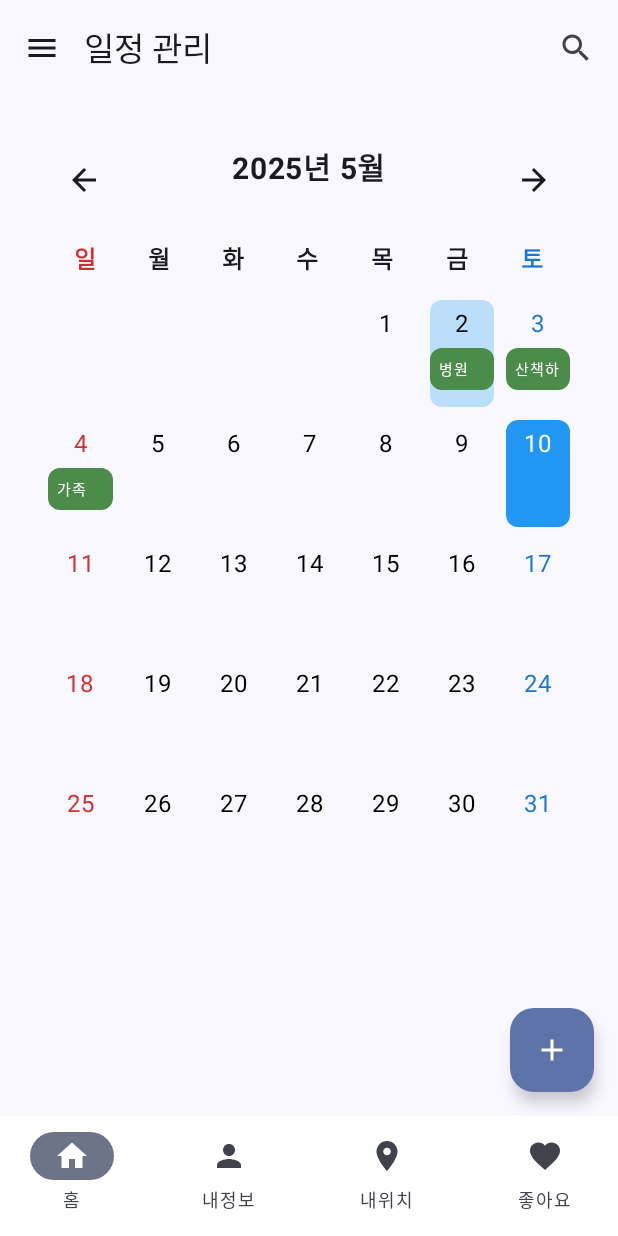
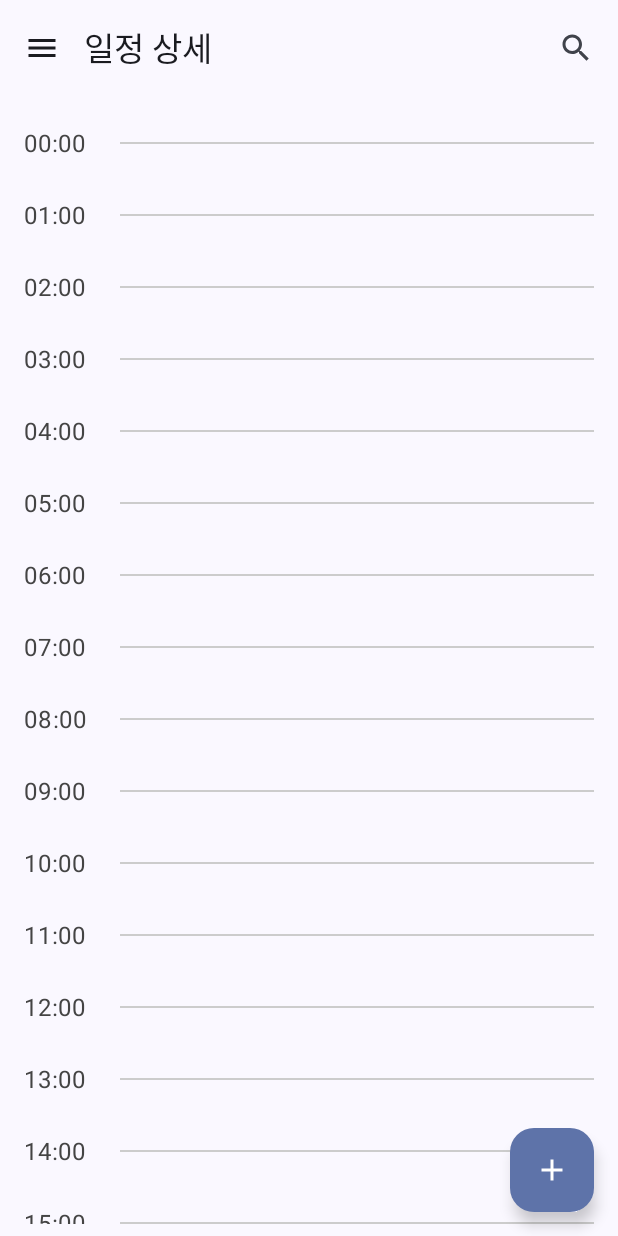
Before and after one commit to DomentiaCare/DomentiaCare, an Android app built with Jetpack Compose: the ScheduleScreen screen opened through its navigation route, after a tap on "10", on a phone screen of 412 x 824 dp. Run offline under Robolectric (Android 15) with nearby library versions, the phone set to English and light mode, and no system bars; our stand-ins replace Dagger/Hilt's generated code; libraries missing offline, so code that uses them is left out: com.kizitonwose.calendar; 1 statement that could not run was skipped.

Commit message:
일정 상세화면
햄버거버튼(드로어)가 뒤로가기로 닫히지 않음. 홈화면에서만 뒤로가기로 닫힘

```diff
--- a/app/src/main/java/com/example/domentiacare/ui/AppNavHost.kt
+++ b/app/src/main/java/com/example/domentiacare/ui/AppNavHost.kt
@@ -1,28 +1,87 @@
 package com.example.domentiacare.ui
 
+import ScheduleDetailScreen
+import androidx.activity.compose.BackHandler
+import androidx.compose.foundation.layout.padding
+import androidx.compose.material3.DrawerValue
+import androidx.compose.material3.ModalDrawerSheet
+import androidx.compose.material3.ModalNavigationDrawer
+import androidx.compose.material3.NavigationDrawerItem
+import androidx.compose.material3.Text
+import androidx.compose.material3.rememberDrawerState
 import androidx.compose.runtime.Composable
+import androidx.compose.runtime.rememberCoroutineScope
+import androidx.compose.ui.Modifier
+import androidx.compose.ui.unit.dp
+import androidx.lifecycle.viewmodel.compose.viewModel
 import androidx.navigation.compose.NavHost
 import androidx.navigation.compose.composable
 import androidx.navigation.compose.rememberNavController
-import com.example.domentiacare.ui.screen.schedule.AddScheduleScreen
 import com.example.domentiacare.ui.screen.home.Home
 import com.example.domentiacare.ui.screen.patientCare.PatientList
+import com.example.domentiacare.ui.screen.schedule.AddScheduleScreen
 import com.example.domentiacare.ui.screen.schedule.ScheduleScreen
+import com.example.domentiacare.ui.screen.schedule.ScheduleViewModel
+import kotlinx.coroutines.launch
+import java.time.LocalDate
 
     @Composable
     fun AppNavHost() {
         val navController = rememberNavController()
+        val scheduleViewModel: ScheduleViewModel = viewModel()
 
+        val drawerState = rememberDrawerState(DrawerValue.Closed)
+        val scope = rememberCoroutineScope()
+
+        ModalNavigationDrawer( // ✅ 모든 화면을 감싸도록 이동
+            drawerState = drawerState,
+            drawerContent = {
+                ModalDrawerSheet {
+                    Text("메뉴", modifier = Modifier.padding(16.dp))
+                    NavigationDrawerItem(label = { Text("홈") }, selected = false, onClick = {
+                        navController.navigate("home") {
+                            popUpTo("home") { inclusive = true }
+                        }
+                        scope.launch { drawerState.close() }
+                    })
+                    NavigationDrawerItem(label = { Text("일정관리") }, selected = false, onClick = {
+                        navController.navigate("schedule")
+                        scope.launch { drawerState.close() }
+                    })
+                    NavigationDrawerItem(label = { Text("환자관리") }, selected = false, onClick = {
+                        navController.navigate("patientList")
+                        scope.launch { drawerState.close() }
+                    })
+                }
+            }
+        ) {
+            BackHandler(enabled = drawerState.isOpen) {
+                scope.launch {
+                    drawerState.close()
+                }
+            }
             NavHost(
                 navController = navController,
                 startDestination = "home"
             ) {
-        composable("home") { Home(navController) }
-        composable("schedule") { ScheduleScreen(navController) }
+                composable("home") {
+                    Home(navController, drawerState, scope)
+                }
+                composable("schedule") {
+                    ScheduleScreen(navController, drawerState, scope, scheduleViewModel)
+                }
                 composable("addSchedule/{selectedDate}") { backStackEntry ->
                     val date = backStackEntry.arguments?.getString("selectedDate") ?: ""
-            AddScheduleScreen(navController = navController, selectedDate = date)
+                    AddScheduleScreen(navController = navController, drawerState, scope, selectedDate = date, scheduleViewModel)
                 }
-        composable("patientList") { PatientList(navController) }
+                composable("patientList") {
+                    PatientList(navController, drawerState, scope)
+                }
+                composable("scheduleDetail/{date}") { backStackEntry ->
+                    val dateString = backStackEntry.arguments?.getString("date") ?: ""
+                    val date = LocalDate.parse(dateString)
+                    ScheduleDetailScreen(navController, drawerState, scope, date, scheduleViewModel)
                 }
             }
+        }
+    }
--- /dev/null
+++ b/app/src/main/java/com/example/domentiacare/ui/component/ScheduleDetailScreen.kt
@@ -0,0 +1,109 @@
+
+import androidx.compose.foundation.Canvas
+import androidx.compose.foundation.background
+import androidx.compose.foundation.layout.Box
+import androidx.compose.foundation.layout.Column
+import androidx.compose.foundation.layout.Row
+import androidx.compose.foundation.layout.fillMaxSize
+import androidx.compose.foundation.layout.fillMaxWidth
+import androidx.compose.foundation.layout.height
+import androidx.compose.foundation.layout.padding
+import androidx.compose.foundation.layout.width
+import androidx.compose.foundation.rememberScrollState
+import androidx.compose.foundation.verticalScroll
+import androidx.compose.material.icons.Icons
+import androidx.compose.material.icons.filled.Add
+import androidx.compose.material3.DrawerState
+import androidx.compose.material3.FloatingActionButton
+import androidx.compose.material3.Icon
+import androidx.compose.material3.MaterialTheme
+import androidx.compose.material3.Scaffold
+import androidx.compose.material3.Text
+import androidx.compose.runtime.Composable
+import androidx.compose.ui.Alignment
+import androidx.compose.ui.Modifier
+import androidx.compose.ui.geometry.Offset
+import androidx.compose.ui.graphics.Color
+import androidx.compose.ui.unit.dp
+import androidx.navigation.NavController
+import com.example.domentiacare.ui.component.TopBar
+import com.example.domentiacare.ui.screen.schedule.ScheduleViewModel
+import kotlinx.coroutines.CoroutineScope
+import java.time.LocalDate
+
+@Composable
+fun ScheduleDetailScreen(
+    navController: NavController,
+    drawerState: DrawerState,
+    scope: CoroutineScope,
+    date: LocalDate,
+    viewModel: ScheduleViewModel
+) {
+    val schedulesForDate = viewModel.getSchedulesForDate(date)
+    val schedulesByHour = schedulesForDate.groupBy {
+        it.time.substring(0, 2)
+    }
+
+
+    Scaffold(
+        topBar = { TopBar("일정 상세", drawerState, scope) },
+        floatingActionButton = {
+            FloatingActionButton(onClick = {
+                navController.navigate("addSchedule/${date}") { launchSingleTop = true }
+            }) {
+                Icon(Icons.Default.Add, contentDescription = "일정 추가")
+            }
+        }
+    ) { padding ->
+        Column(
+            modifier = Modifier
+                .fillMaxSize()
+                .padding(padding)
+                .padding(horizontal = 16.dp, vertical = 8.dp)
+                .verticalScroll(rememberScrollState())
+        ) {
+            for (hour in 0..23) {
+                val hourKey = String.format("%02d", hour)
+                val schedulesAtHour = schedulesByHour[hourKey] ?: emptyList()
+
+                Column(
+                    modifier = Modifier
+                        .fillMaxWidth()
+                        .padding(vertical = 12.dp)
+                ) {
+                    // 시간 텍스트 + 실선
+                    Row(verticalAlignment = Alignment.CenterVertically) {
+                        Text(
+                            text = "$hourKey:00",
+                            modifier = Modifier.width(64.dp),
+                            color = Color.DarkGray
+                        )
+                        Canvas(modifier = Modifier
+                            .height(1.dp)
+                            .weight(1f)
+                        ) {
+                            drawLine(
+                                color = Color.LightGray,
+                                start = Offset(0f, 0f),
+                                end = Offset(size.width, 0f),
+                                strokeWidth = 2f
+                            )
+                        }
+                    }
+
+                    // 일정이 있다면 실선 아래에 표시
+                    schedulesAtHour.forEach { schedule ->
+                        Box(
+                            modifier = Modifier
+                                .padding(start = 72.dp, top = 6.dp) // 시간 텍스트만큼 들여쓰기
+                                .background(Color(0xFFBBDEFB), shape = MaterialTheme.shapes.small)
+                                .padding(horizontal = 8.dp, vertical = 4.dp)
+                        ) {
+                            Text("📌 ${schedule.time} ${schedule.content}", color = Color.Black)
+                        }
+                    }
+                }
+            }
+        }
+    }
+}
--- a/app/src/main/java/com/example/domentiacare/ui/screen/home/Home.kt
+++ b/app/src/main/java/com/example/domentiacare/ui/screen/home/Home.kt
@@ -21,17 +21,12 @@ import androidx.compose.material.icons.filled.Place
 import androidx.compose.material.icons.filled.Settings
 import androidx.compose.material3.Card
 import androidx.compose.material3.CardDefaults
-import androidx.compose.material3.DrawerValue
+import androidx.compose.material3.DrawerState
 import androidx.compose.material3.Icon
 import androidx.compose.material3.IconButton
-import androidx.compose.material3.ModalDrawerSheet
-import androidx.compose.material3.ModalNavigationDrawer
-import androidx.compose.material3.NavigationDrawerItem
 import androidx.compose.material3.Scaffold
 import androidx.compose.material3.Text
-import androidx.compose.material3.rememberDrawerState
 import androidx.compose.runtime.Composable
-import androidx.compose.runtime.rememberCoroutineScope
 import androidx.compose.ui.Alignment
 import androidx.compose.ui.Modifier
 import androidx.compose.ui.graphics.Color
@@ -42,34 +37,15 @@ import androidx.compose.ui.unit.sp
 import androidx.navigation.NavController
 import com.example.domentiacare.ui.component.BottomNavBar
 import com.example.domentiacare.ui.component.TopBar
+import kotlinx.coroutines.CoroutineScope
 
 @Composable
-fun Home(navController: NavController) {
-    val drawerState = rememberDrawerState(DrawerValue.Closed)
-    val scope = rememberCoroutineScope()
+fun Home(navController: NavController,
+         drawerState: DrawerState,
+         scope: CoroutineScope
+) {
 
-    ModalNavigationDrawer(
-        drawerState = drawerState,
-        drawerContent = {
-            ModalDrawerSheet {
-                Text("메뉴", modifier = Modifier.padding(16.dp))
-                NavigationDrawerItem(
-                    label = { Text("홈") },
-                    selected = false,
-                    onClick = {
-                        // TODO
-                    }
-                )
-                NavigationDrawerItem(
-                    label = { Text("내 정보") },
-                    selected = false,
-                    onClick = {
-                        // TODO
-                    }
-                )
-            }
-        }
-    ) { Scaffold(
+    Scaffold(
         topBar = { TopBar(title = "DomenticaCare", drawerState = drawerState, scope = scope) },
         bottomBar = { BottomNavBar() }
     ) { padding ->
@@ -126,7 +102,7 @@ fun Home(navController: NavController) {
         }
     }}
 
-}
+
 
 @Composable
 fun QuickAccessButton(label: String, icon: ImageVector, onClick: () -> Unit ) {
--- a/app/src/main/java/com/example/domentiacare/ui/screen/schedule/ScheduleScreen.kt
+++ b/app/src/main/java/com/example/domentiacare/ui/screen/schedule/ScheduleScreen.kt
@@ -4,63 +4,37 @@ import android.util.Log
 import androidx.compose.foundation.layout.Column
 import androidx.compose.foundation.layout.fillMaxSize
 import androidx.compose.foundation.layout.padding
-import androidx.compose.material.icons.Icons
-import androidx.compose.material.icons.filled.Add
-import androidx.compose.material3.DrawerValue
-import androidx.compose.material3.FloatingActionButton
-import androidx.compose.material3.Icon
+import androidx.compose.material3.DrawerState
 import androidx.compose.material3.Scaffold
-import androidx.compose.material3.rememberDrawerState
 import androidx.compose.runtime.Composable
 import androidx.compose.runtime.getValue
-import androidx.compose.runtime.mutableStateListOf
 import androidx.compose.runtime.mutableStateOf
 import androidx.compose.runtime.remember
-import androidx.compose.runtime.rememberCoroutineScope
 import androidx.compose.runtime.setValue
 import androidx.compose.ui.Modifier
 import androidx.compose.ui.unit.dp
 import androidx.navigation.NavController
-import com.example.domentiacare.data.remote.dto.Schedule
 import com.example.domentiacare.ui.component.BottomNavBar
 import com.example.domentiacare.ui.component.CustomCalendar
 import com.example.domentiacare.ui.component.TopBar
 import com.kizitonwose.calendar.compose.weekcalendar.rememberWeekCalendarState
+import kotlinx.coroutines.CoroutineScope
 import java.time.DayOfWeek
 import java.time.LocalDate
 
 @Composable
-fun ScheduleScreen(navController: NavController) {
+fun ScheduleScreen(navController: NavController,
+                   drawerState: DrawerState,
+                   scope: CoroutineScope, viewModel: ScheduleViewModel) {
     Log.d("ScheduleScreen", "화면 시작됨") // ✅ 가장 먼저
 
     val today = LocalDate.now()
     val currentYear = LocalDate.now().year
     val currentMonth = LocalDate.now().monthValue
 
-//    val schedules = remember { mutableStateListOf<Schedule>() }
-    val schedules = remember {
-        mutableStateListOf(
-            Schedule(
-                date = today,
-                time = "09:00",
-                content = "병원 예약"
-            ),
-            Schedule(
-                date = today.plusDays(1),
-                time = "15:30",
-                content = "산책하기"
-            ),
-            Schedule(
-                date = today.plusDays(2),
-                time = "11:00",
-                content = "가족 전화"
-            )
-        )
-    }
+    val schedules = viewModel.schedules
 
-    //topbar
-    val drawerState = rememberDrawerState(DrawerValue.Closed)
-    val scope = rememberCoroutineScope()
+
 
     var selectedDate by remember { mutableStateOf(today) }
     val state = rememberWeekCalendarState(
@@ -72,14 +46,7 @@ fun ScheduleScreen(navController: NavController) {
 
     Scaffold(
         topBar = { TopBar(title = "일정 관리", drawerState = drawerState, scope = scope) },
-        bottomBar = { BottomNavBar() },
-        floatingActionButton = {
-            FloatingActionButton(onClick = {
-                navController.navigate("addSchedule/${selectedDate}"){launchSingleTop = true}
-            }) {
-                Icon(Icons.Default.Add, contentDescription = "일정 추가")
-            }
-        }
+        bottomBar = { BottomNavBar() }
     ) { padding ->
         Column(
             modifier = Modifier
@@ -92,6 +59,7 @@ fun ScheduleScreen(navController: NavController) {
                 onDateSelected = {
                     selectedDate = it // ✅ 상태 업데이트
                     println("선택된 날짜: $it")
+                    navController.navigate("scheduleDetail/${it}")
                 },
                 schedules = schedules // 전달
 
--- /dev/null
+++ b/app/src/main/java/com/example/domentiacare/ui/screen/schedule/ScheduleViewModel.kt
@@ -0,0 +1,19 @@
+package com.example.domentiacare.ui.screen.schedule
+
+import androidx.compose.runtime.mutableStateListOf
+import androidx.lifecycle.ViewModel
+import com.example.domentiacare.data.remote.dto.Schedule
+import java.time.LocalDate
+
+class ScheduleViewModel : ViewModel() {
+    var schedules = mutableStateListOf<Schedule>()
+        private set
+
+    fun addSchedule(schedule: Schedule) {
+        schedules.add(schedule)
+    }
+
+    fun getSchedulesForDate(date: LocalDate): List<Schedule> {
+        return schedules.filter { it.date == date }
+    }
+}
```
Also changed, not shown: app/src/main/java/com/example/domentiacare/ui/screen/patientCare/PatientList.kt (+6 -6 lines), app/src/main/java/com/example/domentiacare/ui/screen/schedule/AddScheduleScreen.kt (+14 -8 lines). Lines whose indentation alone changed are shown as unchanged.
